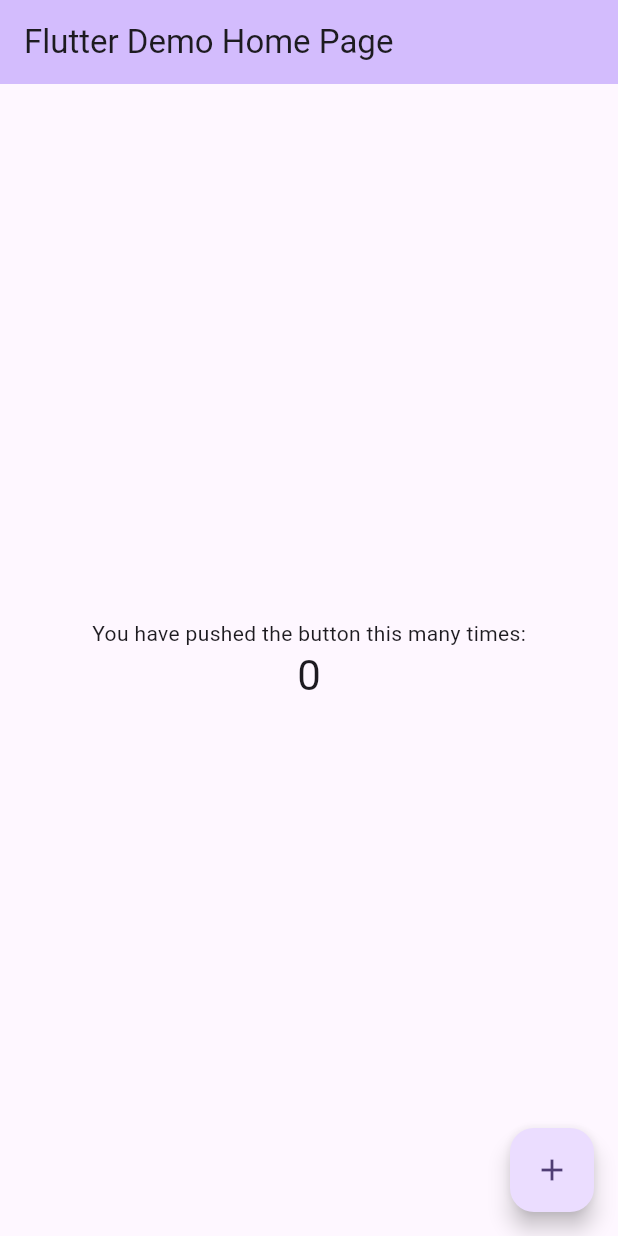
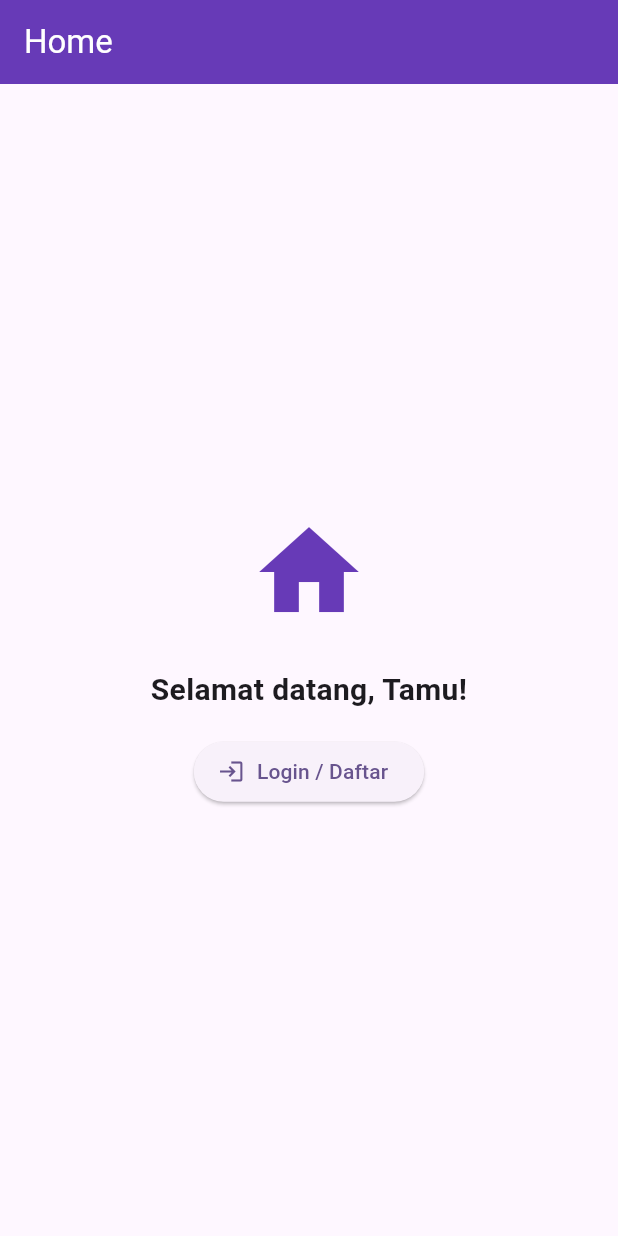
Before and after one commit to ramahari321-arch/state_preferances, a Flutter app: the screen it shows after launch, on a phone screen of 412 x 824 dp. Run offline on Flutter 3.47's test engine with Material 3 defaults, Android fonts, the phone set to English and light mode, and no system bars; our stand-ins replace shared_preferences.

Commit message:
Menambahkan fitur state management dengan InheritedWidget dan SharedPreferences

```diff
--- a/lib/main.dart
+++ b/lib/main.dart
@@ -1,4 +1,7 @@
 import 'package:flutter/material.dart';
+
+import 'providers/user_provider.dart';
+import 'screens/home_screen.dart';
 
 void main() {
   runApp(const MyApp());
@@ -6,116 +9,17 @@ void main() {
 
 class MyApp extends StatelessWidget {
   const MyApp({super.key});
-
-  // This widget is the root of your application.
   @override
   Widget build(BuildContext context) {
-    return MaterialApp(
-      title: 'Flutter Demo',
-      theme: ThemeData(
-        // This is the theme of your application.
-        //
-        // TRY THIS: Try running your application with "flutter run". You'll see
-        // the application has a purple toolbar. Then, without quitting the app,
-        // try changing the seedColor in the colorScheme below to Colors.green
-        // and then invoke "hot reload" (save your changes or press the "hot
-        // reload" button in a Flutter-supported IDE, or press "r" if you used
-        // the command line to start the app).
-        //
-        // Notice that the counter didn't reset back to zero; the application
-        // state is not lost during the reload. To reset the state, use hot
-        // restart instead.
-        //
-        // This works for code too, not just values: Most code changes can be
-        // tested with just a hot reload.
-        colorScheme: .fromSeed(seedColor: Colors.deepPurple),
-      ),
-      home: const MyHomePage(title: 'Flutter Demo Home Page'),
-    );
-  }
-}
-
-class MyHomePage extends StatefulWidget {
-  const MyHomePage({super.key, required this.title});
-
-  // This widget is the home page of your application. It is stateful, meaning
-  // that it has a State object (defined below) that contains fields that affect
-  // how it looks.
-
-  // This class is the configuration for the state. It holds the values (in this
-  // case the title) provided by the parent (in this case the App widget) and
-  // used by the build method of the State. Fields in a Widget subclass are
-  // always marked "final".
-
-  final String title;
-
-  @override
-  State<MyHomePage> createState() => _MyHomePageState();
-}
-
-class _MyHomePageState extends State<MyHomePage> {
-  int _counter = 0;
-
-  void _incrementCounter() {
-    setState(() {
-      // This call to setState tells the Flutter framework that something has
-      // changed in this State, which causes it to rerun the build method below
-      // so that the display can reflect the updated values. If we changed
-      // _counter without calling setState(), then the build method would not be
-      // called again, and so nothing would appear to happen.
-      _counter++;
-    });
-  }
-
-  @override
-  Widget build(BuildContext context) {
-    // This method is rerun every time setState is called, for instance as done
-    // by the _incrementCounter method above.
-    //
-    // The Flutter framework has been optimized to make rerunning build methods
-    // fast, so that you can just rebuild anything that needs updating rather
-    // than having to individually change instances of widgets.
-    return Scaffold(
-      appBar: AppBar(
-        // TRY THIS: Try changing the color here to a specific color (to
-        // Colors.amber, perhaps?) and trigger a hot reload to see the AppBar
-        // change color while the other colors stay the same.
-        backgroundColor: Theme.of(context).colorScheme.inversePrimary,
-        // Here we take the value from the MyHomePage object that was created by
-        // the App.build method, and use it to set our appbar title.
-        title: Text(widget.title),
-      ),
-      body: Center(
-        // Center is a layout widget. It takes a single child and positions it
-        // in the middle of the parent.
-        child: Column(
-          // Column is also a layout widget. It takes a list of children and
-          // arranges them vertically. By default, it sizes itself to fit its
-          // children horizontally, and tries to be as tall as its parent.
-          //
-          // Column has various properties to control how it sizes itself and
-          // how it positions its children. Here we use mainAxisAlignment to
-          // center the children vertically; the main axis here is the vertical
-          // axis because Columns are vertical (the cross axis would be
-          // horizontal).
-          //
-          // TRY THIS: Invoke "debug painting" (choose the "Toggle Debug Paint"
-          // action in the IDE, or press "p" in the console), to see the
-          // wireframe for each widget.
-          mainAxisAlignment: .center,
-          children: [
-            const Text('You have pushed the button this many times:'),
-            Text(
-              '$_counter',
-              style: Theme.of(context).textTheme.headlineMedium,
-            ),
-          ],
+    return UserProviderWrapper(
+      child: MaterialApp(
+        title: 'State & Preferences',
+        debugShowCheckedModeBanner: false,
+        theme: ThemeData(
+          colorScheme: ColorScheme.fromSeed(seedColor: Colors.deepPurple),
+          useMaterial3: true,
         ),
-      ),
-      floatingActionButton: FloatingActionButton(
-        onPressed: _incrementCounter,
-        tooltip: 'Increment',
-        child: const Icon(Icons.add),
+        home: const HomeScreen(),
       ),
     );
   }
--- /dev/null
+++ b/lib/models/user.dart
@@ -0,0 +1,27 @@
+class User {
+  final String name;
+  final String email;
+  final bool isLoggedIn;
+  User({required this.name, required this.email, this.isLoggedIn = false});
+  // Konversi ke Map untuk disimpan
+  Map<String, dynamic> toMap() {
+    return {'name': name, 'email': email, 'isLoggedIn': isLoggedIn};
+  }
+
+  // Buat User dari Map
+  factory User.fromMap(Map<String, dynamic> map) {
+    return User(
+      name: map['name'] ?? '',
+      email: map['email'] ?? '',
+      isLoggedIn: map['isLoggedIn'] ?? false,
+    );
+  }
+  // Copy with untuk update sebagian
+  User copyWith({String? name, String? email, bool? isLoggedIn}) {
+    return User(
+      name: name ?? this.name,
+      email: email ?? this.email,
+      isLoggedIn: isLoggedIn ?? this.isLoggedIn,
+    );
+  }
+}
--- /dev/null
+++ b/lib/providers/user_provider.dart
@@ -0,0 +1,95 @@
+import 'package:flutter/material.dart';
+import 'package:shared_preferences/shared_preferences.dart';
+
+import '../models/user.dart';
+
+class UserProvider extends InheritedWidget {
+  final User user;
+  final Function(User) updateUser;
+  final VoidCallback logout;
+  final bool isLoading;
+  const UserProvider({
+    super.key,
+    required this.user,
+    required this.updateUser,
+    required this.logout,
+    required this.isLoading,
+    required super.child,
+  });
+  static UserProvider of(BuildContext context) {
+    final provider = context.dependOnInheritedWidgetOfExactType<UserProvider>();
+    assert(provider != null, 'UserProvider tidak ditemukan di context');
+    return provider!;
+  }
+
+  @override
+  bool updateShouldNotify(UserProvider oldWidget) {
+    return oldWidget.user != user || oldWidget.isLoading != isLoading;
+  }
+}
+
+// StatefulWidget yang membungkus InheritedWidget
+class UserProviderWrapper extends StatefulWidget {
+  final Widget child;
+  const UserProviderWrapper({super.key, required this.child});
+  @override
+  State<UserProviderWrapper> createState() => _UserProviderWrapperState();
+}
+
+class _UserProviderWrapperState extends State<UserProviderWrapper> {
+  User _user = User(name: '', email: '');
+  bool _isLoading = true;
+  @override
+  void initState() {
+    super.initState();
+    _loadUser();
+  }
+
+  // Memuat data user dari SharedPreferences
+  Future<void> _loadUser() async {
+    final prefs = await SharedPreferences.getInstance();
+    final name = prefs.getString('user_name') ?? '';
+    final email = prefs.getString('user_email') ?? '';
+    final isLoggedIn = prefs.getBool('is_logged_in') ?? false;
+    setState(() {
+      _user = User(name: name, email: email, isLoggedIn: isLoggedIn);
+      _isLoading = false;
+    });
+  }
+
+  // Menyimpan data user ke SharedPreferences
+  Future<void> _updateUser(User newUser) async {
+    setState(() {
+      _isLoading = true;
+    });
+    final prefs = await SharedPreferences.getInstance();
+    await prefs.setString('user_name', newUser.name);
+    await prefs.setString('user_email', newUser.email);
+    await prefs.setBool('is_logged_in', newUser.isLoggedIn);
+    setState(() {
+      _user = newUser;
+      _isLoading = false;
+    });
+  }
+
+  // Logout: hapus data user (kecuali email)
+  Future<void> _logout() async {
+    final prefs = await SharedPreferences.getInstance();
+    await prefs.remove('user_name');
+    await prefs.setBool('is_logged_in', false);
+    setState(() {
+      _user = _user.copyWith(name: '', isLoggedIn: false);
+    });
+  }
+
+  @override
+  Widget build(BuildContext context) {
+    return UserProvider(
+      user: _user,
+      updateUser: _updateUser,
+      logout: _logout,
+      isLoading: _isLoading,
+      child: widget.child,
+    );
+  }
+}
--- /dev/null
+++ b/lib/screens/home_screen.dart
@@ -0,0 +1,79 @@
+import 'package:flutter/material.dart';
+
+import '../providers/user_provider.dart';
+import 'profile_screen.dart';
+
+class HomeScreen extends StatelessWidget {
+  const HomeScreen({super.key});
+  @override
+  Widget build(BuildContext context) {
+    final provider = UserProvider.of(context);
+    return Scaffold(
+      appBar: AppBar(
+        title: const Text('Home'),
+        backgroundColor: Colors.deepPurple,
+        foregroundColor: Colors.white,
+      ),
+      body: provider.isLoading
+          ? const Center(child: CircularProgressIndicator())
+          : Center(
+              child: Padding(
+                padding: const EdgeInsets.all(24.0),
+                child: Column(
+                  mainAxisAlignment: MainAxisAlignment.center,
+                  children: [
+                    const Icon(Icons.home, size: 80, color: Colors.deepPurple),
+                    const SizedBox(height: 24),
+                    Text(
+                      provider.user.isLoggedIn
+                          ? 'Selamat datang, ${provider.user.name}!'
+                          : 'Selamat datang, Tamu!',
+                      style: const TextStyle(
+                        fontSize: 20,
+                        fontWeight: FontWeight.bold,
+                      ),
+                      textAlign: TextAlign.center,
+                    ),
+                    const SizedBox(height: 16),
+                    if (provider.user.isLoggedIn) ...[
+                      Text(
+                        'Email: ${provider.user.email}',
+                        style: const TextStyle(
+                          fontSize: 14,
+                          color: Colors.grey,
+                        ),
+                      ),
+                      const SizedBox(height: 24),
+                      ElevatedButton.icon(
+                        onPressed: () {
+                          Navigator.push(
+                            context,
+                            MaterialPageRoute(
+                              builder: (context) => const ProfileScreen(),
+                            ),
+                          );
+                        },
+                        icon: const Icon(Icons.person),
+                        label: const Text('Lihat Profil'),
+                      ),
+                    ] else ...[
+                      ElevatedButton.icon(
+                        onPressed: () {
+                          Navigator.push(
+                            context,
+                            MaterialPageRoute(
+                              builder: (context) => const ProfileScreen(),
+                            ),
+                          );
+                        },
+                        icon: const Icon(Icons.login),
+                        label: const Text('Login / Daftar'),
+                      ),
+                    ],
+                  ],
+                ),
+              ),
+            ),
+    );
+  }
+}
--- a/pubspec.yaml
+++ b/pubspec.yaml
@@ -30,6 +30,7 @@ environment:
 dependencies:
   flutter:
     sdk: flutter
+  shared_preferences: ^2.5.6
 
   # The following adds the Cupertino Icons font to your application.
   # Use with the CupertinoIcons class for iOS style icons.
```
Also changed, not shown: lib/screens/profile_screen.dart (added, +196 -0 lines), lib/widgets/custom_text_field.dart (added), pubspec.lock, 3 other files.
